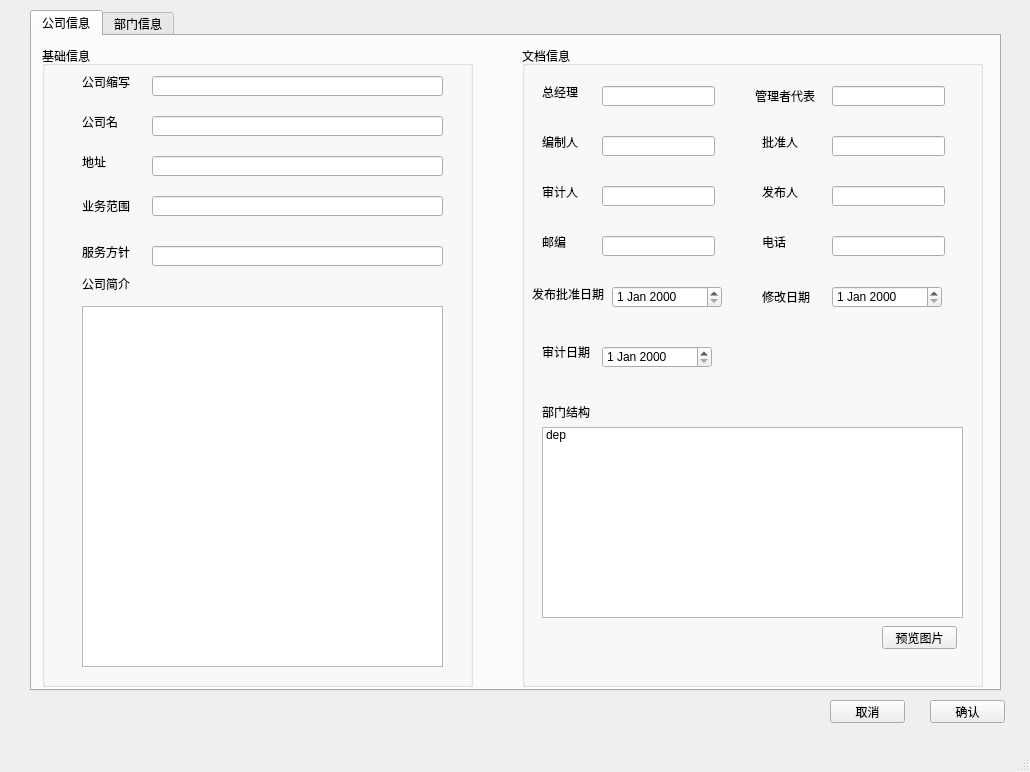
Qt form Word-Printer/test.ui (OtakuTools/WordPrinter) before a commit.
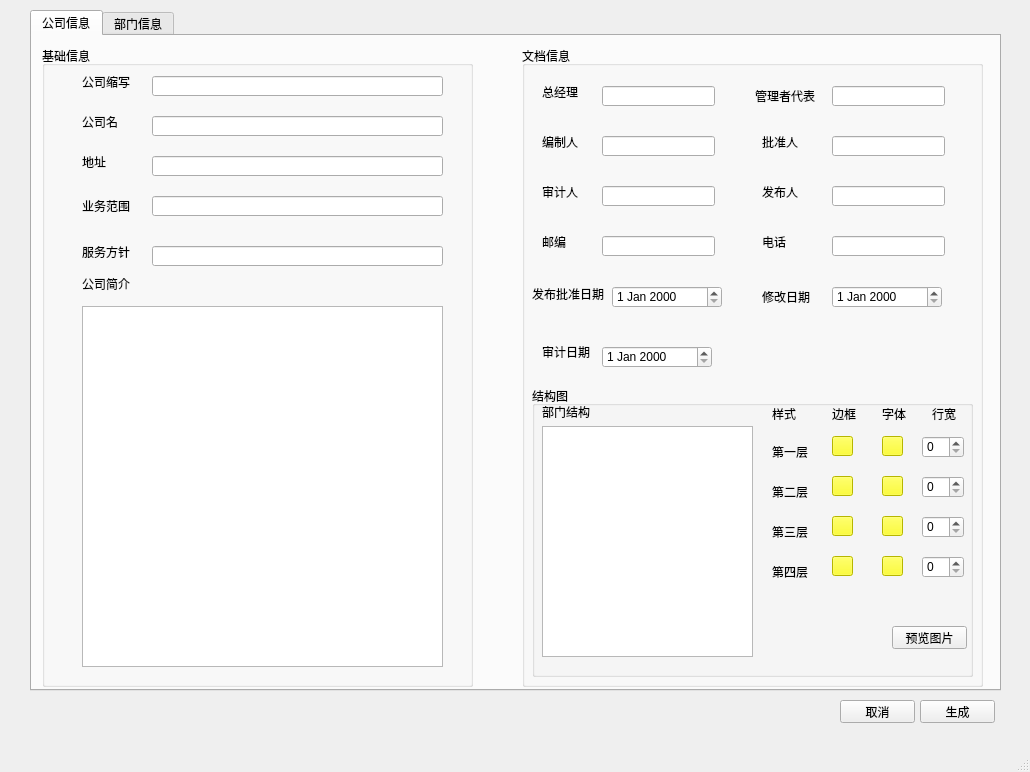
The same form after that commit.

Diff of the .ui file:
```diff
--- a/Word-Printer/test.ui
+++ b/Word-Printer/test.ui
@@ -303,19 +303,6 @@
         </rect>
        </property>
       </widget>
-      <widget class="QPushButton" name="pushButton_3">
-       <property name="geometry">
-        <rect>
-         <x>360</x>
-         <y>580</y>
-         <width>75</width>
-         <height>23</height>
-        </rect>
-       </property>
-       <property name="text">
-        <string>预览图片</string>
-       </property>
-      </widget>
       <widget class="QLabel" name="label_6">
        <property name="geometry">
         <rect>
@@ -459,33 +446,342 @@
         <string>审计日期</string>
        </property>
       </widget>
-      <widget class="QLabel" name="label_18">
+      <widget class="QGroupBox" name="groupBox_3">
        <property name="geometry">
         <rect>
-         <x>20</x>
-         <y>360</y>
-         <width>54</width>
-         <height>12</height>
+         <x>10</x>
+         <y>340</y>
+         <width>441</width>
+         <height>291</height>
         </rect>
        </property>
-       <property name="text">
-        <string>部门结构</string>
+       <property name="title">
+        <string>结构图</string>
        </property>
-      </widget>
-      <widget class="QListWidget" name="listWidget">
-       <property name="geometry">
-        <rect>
-         <x>20</x>
-         <y>381</y>
-         <width>421</width>
-         <height>191</height>
-        </rect>
-       </property>
-       <item>
+       <widget class="QLabel" name="label_18">
+        <property name="geometry">
+         <rect>
+          <x>10</x>
+          <y>20</y>
+          <width>54</width>
+          <height>12</height>
+         </rect>
+        </property>
         <property name="text">
-         <string>dep</string>
+         <string>部门结构</string>
         </property>
-       </item>
+       </widget>
+       <widget class="QTableWidget" name="tableWidget">
+        <property name="geometry">
+         <rect>
+          <x>10</x>
+          <y>40</y>
+          <width>211</width>
+          <height>231</height>
+         </rect>
+        </property>
+       </widget>
+       <widget class="QPushButton" name="pushButton_3">
+        <property name="geometry">
+         <rect>
+          <x>360</x>
+          <y>240</y>
+          <width>75</width>
+          <height>23</height>
+         </rect>
+        </property>
+        <property name="text">
+         <string>预览图片</string>
+        </property>
+       </widget>
+       <widget class="QLabel" name="label_19">
+        <property name="geometry">
+         <rect>
+          <x>240</x>
+          <y>20</y>
+          <width>31</width>
+          <height>16</height>
+         </rect>
+        </property>
+        <property name="text">
+         <string>样式</string>
+        </property>
+       </widget>
+       <widget class="QLabel" name="label_20">
+        <property name="geometry">
+         <rect>
+          <x>240</x>
+          <y>60</y>
+          <width>54</width>
+          <height>12</height>
+         </rect>
+        </property>
+        <property name="text">
+         <string>第一层</string>
+        </property>
+       </widget>
+       <widget class="QLabel" name="label_21">
+        <property name="geometry">
+         <rect>
+          <x>240</x>
+          <y>100</y>
+          <width>54</width>
+          <height>12</height>
+         </rect>
+        </property>
+        <property name="text">
+         <string>第二层</string>
+        </property>
+       </widget>
+       <widget class="QLabel" name="label_22">
+        <property name="geometry">
+         <rect>
+          <x>240</x>
+          <y>140</y>
+          <width>54</width>
+          <height>12</height>
+         </rect>
+        </property>
+        <property name="text">
+         <string>第三层</string>
+        </property>
+       </widget>
+       <widget class="QLabel" name="label_23">
+        <property name="geometry">
+         <rect>
+          <x>240</x>
+          <y>180</y>
+          <width>54</width>
+          <height>12</height>
+         </rect>
+        </property>
+        <property name="text">
+         <string>第四层</string>
+        </property>
+       </widget>
+       <widget class="QLabel" name="label_24">
+        <property name="geometry">
+         <rect>
+          <x>300</x>
+          <y>20</y>
+          <width>31</width>
+          <height>16</height>
+         </rect>
+        </property>
+        <property name="text">
+         <string>边框</string>
+        </property>
+       </widget>
+       <widget class="QLabel" name="label_25">
+        <property name="geometry">
+         <rect>
+          <x>350</x>
+          <y>20</y>
+          <width>31</width>
+          <height>16</height>
+         </rect>
+        </property>
+        <property name="text">
+         <string>字体</string>
+        </property>
+       </widget>
+       <widget class="QLabel" name="label_26">
+        <property name="geometry">
+         <rect>
+          <x>400</x>
+          <y>20</y>
+          <width>31</width>
+          <height>16</height>
+         </rect>
+        </property>
+        <property name="text">
+         <string>行宽</string>
+        </property>
+       </widget>
+       <widget class="QSpinBox" name="spinBox">
+        <property name="geometry">
+         <rect>
+          <x>390</x>
+          <y>50</y>
+          <width>42</width>
+          <height>22</height>
+         </rect>
+        </property>
+       </widget>
+       <widget class="QSpinBox" name="spinBox_2">
+        <property name="geometry">
+         <rect>
+          <x>390</x>
+          <y>90</y>
+          <width>42</width>
+          <height>22</height>
+         </rect>
+        </property>
+       </widget>
+       <widget class="QSpinBox" name="spinBox_3">
+        <property name="geometry">
+         <rect>
+          <x>390</x>
+          <y>130</y>
+          <width>42</width>
+          <height>22</height>
+         </rect>
+        </property>
+       </widget>
+       <widget class="QSpinBox" name="spinBox_4">
+        <property name="geometry">
+         <rect>
+          <x>390</x>
+          <y>170</y>
+          <width>42</width>
+          <height>22</height>
+         </rect>
+        </property>
+       </widget>
+       <widget class="QPushButton" name="pushButton_4">
+        <property name="geometry">
+         <rect>
+          <x>300</x>
+          <y>50</y>
+          <width>21</width>
+          <height>20</height>
+         </rect>
+        </property>
+        <property name="styleSheet">
+         <string notr="true">background-color:rgb(255, 255, 0);
+border-color: rgb(0, 0, 0);
+gridline-color:rgb(0, 0, 0);</string>
+        </property>
+        <property name="text">
+         <string/>
+        </property>
+       </widget>
+       <widget class="QPushButton" name="pushButton_5">
+        <property name="geometry">
+         <rect>
+          <x>300</x>
+          <y>90</y>
+          <width>21</width>
+          <height>20</height>
+         </rect>
+        </property>
+        <property name="styleSheet">
+         <string notr="true">background-color:rgb(255, 255, 0);
+border-color: rgb(0, 0, 0);
+gridline-color:rgb(0, 0, 0);</string>
+        </property>
+        <property name="text">
+         <string/>
+        </property>
+       </widget>
+       <widget class="QPushButton" name="pushButton_6">
+        <property name="geometry">
+         <rect>
+          <x>300</x>
+          <y>130</y>
+          <width>21</width>
+          <height>20</height>
+         </rect>
+        </property>
+        <property name="styleSheet">
+         <string notr="true">background-color:rgb(255, 255, 0);
+border-color: rgb(0, 0, 0);
+gridline-color:rgb(0, 0, 0);</string>
+        </property>
+        <property name="text">
+         <string/>
+        </property>
+       </widget>
+       <widget class="QPushButton" name="pushButton_7">
+        <property name="geometry">
+         <rect>
+          <x>300</x>
+          <y>170</y>
+          <width>21</width>
+          <height>20</height>
+         </rect>
+        </property>
+        <property name="styleSheet">
+         <string notr="true">background-color:rgb(255, 255, 0);
+border-color: rgb(0, 0, 0);
+gridline-color:rgb(0, 0, 0);</string>
+        </property>
+        <property name="text">
+         <string/>
+        </property>
+       </widget>
+       <widget class="QPushButton" name="pushButton_8">
+        <property name="geometry">
+         <rect>
+          <x>350</x>
+          <y>50</y>
+          <width>21</width>
+          <height>20</height>
+         </rect>
+        </property>
+        <property name="styleSheet">
+         <string notr="true">background-color:rgb(255, 255, 0);
+border-color: rgb(0, 0, 0);
+gridline-color:rgb(0, 0, 0);</string>
+        </property>
+        <property name="text">
+         <string/>
+        </property>
+       </widget>
+       <widget class="QPushButton" name="pushButton_9">
+        <property name="geometry">
+         <rect>
+          <x>350</x>
+          <y>90</y>
+          <width>21</width>
+          <height>20</height>
+         </rect>
+        </property>
+        <property name="styleSheet">
+         <string notr="true">background-color:rgb(255, 255, 0);
+border-color: rgb(0, 0, 0);
+gridline-color:rgb(0, 0, 0);</string>
+        </property>
+        <property name="text">
+         <string/>
+        </property>
+       </widget>
+       <widget class="QPushButton" name="pushButton_10">
+        <property name="geometry">
+         <rect>
+          <x>350</x>
+          <y>130</y>
+          <width>21</width>
+          <height>20</height>
+         </rect>
+        </property>
+        <property name="styleSheet">
+         <string notr="true">background-color:rgb(255, 255, 0);
+border-color: rgb(0, 0, 0);
+gridline-color:rgb(0, 0, 0);</string>
+        </property>
+        <property name="text">
+         <string/>
+        </property>
+       </widget>
+       <widget class="QPushButton" name="pushButton_11">
+        <property name="geometry">
+         <rect>
+          <x>350</x>
+          <y>170</y>
+          <width>21</width>
+          <height>20</height>
+         </rect>
+        </property>
+        <property name="styleSheet">
+         <string notr="true">background-color:rgb(255, 255, 0);
+border-color: rgb(0, 0, 0);
+gridline-color:rgb(0, 0, 0);</string>
+        </property>
+        <property name="text">
+         <string/>
+        </property>
+       </widget>
       </widget>
      </widget>
     </widget>
@@ -493,25 +789,175 @@
      <attribute name="title">
       <string>部门信息</string>
      </attribute>
+     <widget class="QGroupBox" name="groupBox_4">
+      <property name="geometry">
+       <rect>
+        <x>30</x>
+        <y>20</y>
+        <width>351</width>
+        <height>601</height>
+       </rect>
+      </property>
+      <property name="title">
+       <string>部门列表</string>
+      </property>
+      <widget class="QListWidget" name="listWidget">
+       <property name="geometry">
+        <rect>
+         <x>10</x>
+         <y>20</y>
+         <width>331</width>
+         <height>571</height>
+        </rect>
+       </property>
+      </widget>
+     </widget>
+     <widget class="QGroupBox" name="groupBox_5">
+      <property name="geometry">
+       <rect>
+        <x>440</x>
+        <y>20</y>
+        <width>511</width>
+        <height>601</height>
+       </rect>
+      </property>
+      <property name="title">
+       <string>部门信息</string>
+      </property>
+      <widget class="QPlainTextEdit" name="plainTextEdit_2">
+       <property name="geometry">
+        <rect>
+         <x>20</x>
+         <y>50</y>
+         <width>471</width>
+         <height>361</height>
+        </rect>
+       </property>
+      </widget>
+      <widget class="QLabel" name="label_27">
+       <property name="geometry">
+        <rect>
+         <x>20</x>
+         <y>30</y>
+         <width>54</width>
+         <height>12</height>
+        </rect>
+       </property>
+       <property name="text">
+        <string>部门简介</string>
+       </property>
+      </widget>
+      <widget class="QLabel" name="label_28">
+       <property name="geometry">
+        <rect>
+         <x>20</x>
+         <y>420</y>
+         <width>54</width>
+         <height>12</height>
+        </rect>
+       </property>
+       <property name="text">
+        <string>部门职责</string>
+       </property>
+      </widget>
+      <widget class="QCheckBox" name="checkBox">
+       <property name="geometry">
+        <rect>
+         <x>20</x>
+         <y>440</y>
+         <width>71</width>
+         <height>16</height>
+        </rect>
+       </property>
+       <property name="text">
+        <string>CheckBox</string>
+       </property>
+      </widget>
+      <widget class="QCheckBox" name="checkBox_2">
+       <property name="geometry">
+        <rect>
+         <x>100</x>
+         <y>440</y>
+         <width>71</width>
+         <height>16</height>
+        </rect>
+       </property>
+       <property name="text">
+        <string>CheckBox</string>
+       </property>
+      </widget>
+      <widget class="QCheckBox" name="checkBox_3">
+       <property name="geometry">
+        <rect>
+         <x>180</x>
+         <y>440</y>
+         <width>71</width>
+         <height>16</height>
+        </rect>
+       </property>
+       <property name="text">
+        <string>CheckBox</string>
+       </property>
+      </widget>
+      <widget class="QCheckBox" name="checkBox_4">
+       <property name="geometry">
+        <rect>
+         <x>260</x>
+         <y>440</y>
+         <width>71</width>
+         <height>16</height>
+        </rect>
+       </property>
+       <property name="text">
+        <string>CheckBox</string>
+       </property>
+      </widget>
+      <widget class="QCheckBox" name="checkBox_5">
+       <property name="geometry">
+        <rect>
+         <x>340</x>
+         <y>440</y>
+         <width>71</width>
+         <height>16</height>
+        </rect>
+       </property>
+       <property name="text">
+        <string>CheckBox</string>
+       </property>
+      </widget>
+      <widget class="QCheckBox" name="checkBox_6">
+       <property name="geometry">
+        <rect>
+         <x>420</x>
+         <y>440</y>
+         <width>71</width>
+         <height>16</height>
+        </rect>
+       </property>
+       <property name="text">
+        <string>CheckBox</string>
+       </property>
+      </widget>
+     </widget>
     </widget>
    </widget>
    <widget class="QPushButton" name="pushButton">
     <property name="geometry">
      <rect>
-      <x>930</x>
+      <x>920</x>
       <y>700</y>
       <width>75</width>
       <height>23</height>
      </rect>
     </property>
     <property name="text">
-     <string>确认</string>
+     <string>生成</string>
     </property>
    </widget>
    <widget class="QPushButton" name="pushButton_2">
     <property name="geometry">
      <rect>
-      <x>830</x>
+      <x>840</x>
       <y>700</y>
       <width>75</width>
       <height>23</height>
```
